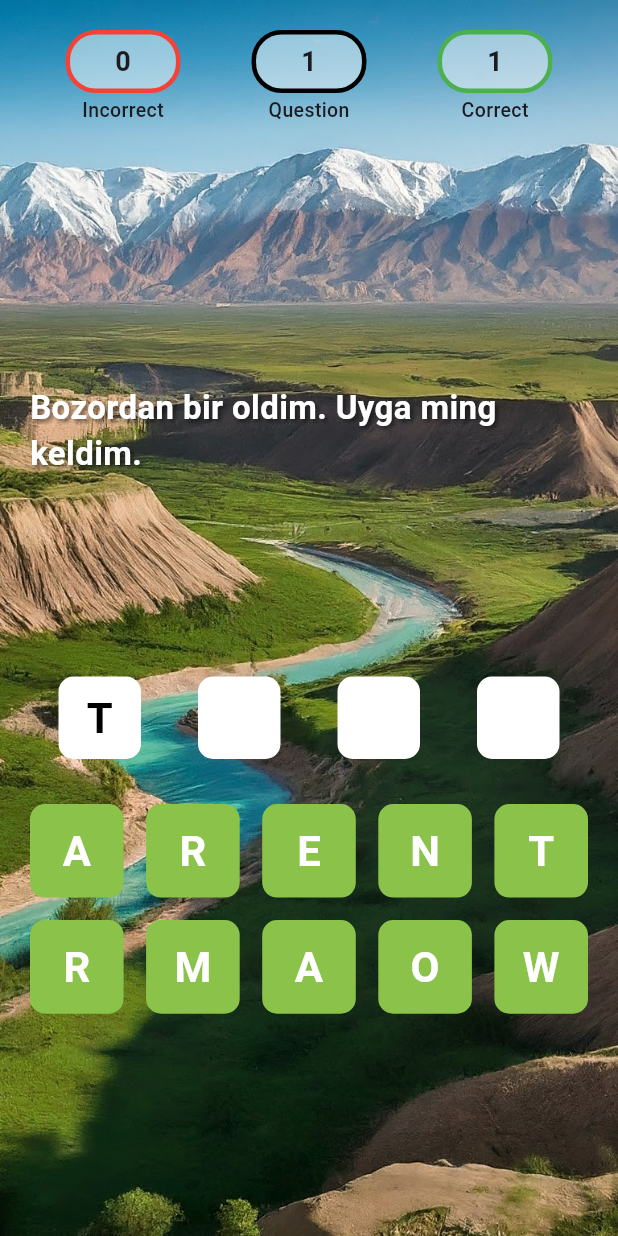
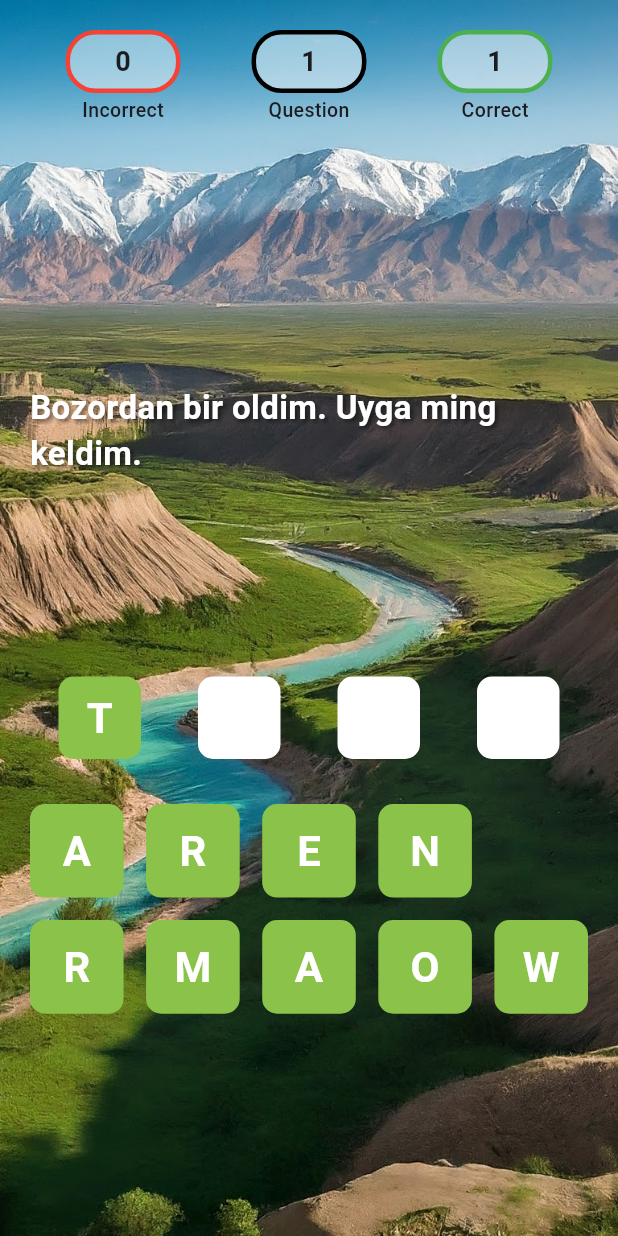
Before and after one commit to khusantoy/guess-the-word, a Flutter app: the screen it shows after launch, after a tap on an icon or button, on a phone screen of 412 x 824 dp. Run offline on Flutter 3.47's test engine with Material 3 defaults, Android fonts, the phone set to English and light mode, and no system bars; our stand-ins replace get.

Commit message:
added remove box feature

```diff
--- a/lib/views/screens/home_screen.dart
+++ b/lib/views/screens/home_screen.dart
@@ -15,10 +15,12 @@ class _HomeScreenState extends State<HomeScreen> {
   int currentUserAnswer = 0;
 
   List<String> userAnswer = [];
+  List<String> answers = [];
 
   @override
   void initState() {
     super.initState();
+    answers = wordController.answers;
 
     userAnswer = List.generate(
       wordController.question['answer'].length,
@@ -187,8 +189,14 @@ class _HomeScreenState extends State<HomeScreen> {
                       height: 55,
                       child: Container(
                         decoration: BoxDecoration(
-                          color: Colors.white,
-                          border: Border.all(width: 3, color: Colors.white),
+                          color: userAnswer[index] != ''
+                              ? Colors.lightGreen
+                              : Colors.white,
+                          border: Border.all(
+                              width: 3,
+                              color: userAnswer[index] != ''
+                                  ? Colors.lightGreen
+                                  : Colors.white),
                           borderRadius: BorderRadius.circular(10),
                         ),
                         child: Center(
@@ -197,7 +205,7 @@ class _HomeScreenState extends State<HomeScreen> {
                             style: const TextStyle(
                               fontSize: 28,
                               fontWeight: FontWeight.bold,
-                              color: Colors.black,
+                              color: Colors.white,
                             ),
                           ),
                         ),
@@ -216,13 +224,13 @@ class _HomeScreenState extends State<HomeScreen> {
                     mainAxisSpacing: 15,
                     crossAxisSpacing: 15,
                   ),
-                  itemCount: wordController.answers.length,
+                  itemCount: answers.length,
                   itemBuilder: (context, index) {
                     return GestureDetector(
                       onTap: () {
                         setState(() {
-                          userAnswer[currentUserAnswer] =
-                              wordController.answers[index];
+                          userAnswer[currentUserAnswer] = answers[index];
+                          answers[index] = '';
 
                           if (currentUserAnswer < userAnswer.length - 1) {
                             currentUserAnswer++;
@@ -231,7 +239,9 @@ class _HomeScreenState extends State<HomeScreen> {
                           }
                         });
                       },
-                      child: SizedBox(
+                      child: answers[index] == ''
+                          ? const SizedBox()
+                          : SizedBox(
                               width: 55,
                               height: 55,
                               child: Container(
@@ -241,7 +251,7 @@ class _HomeScreenState extends State<HomeScreen> {
                                 ),
                                 child: Center(
                                   child: Text(
-                              wordController.answers[index].toUpperCase(),
+                                    answers[index].toUpperCase(),
                                     style: const TextStyle(
                                       fontSize: 28,
                                       fontWeight: FontWeight.bold,
```
Lines whose indentation alone changed are shown as unchanged.
